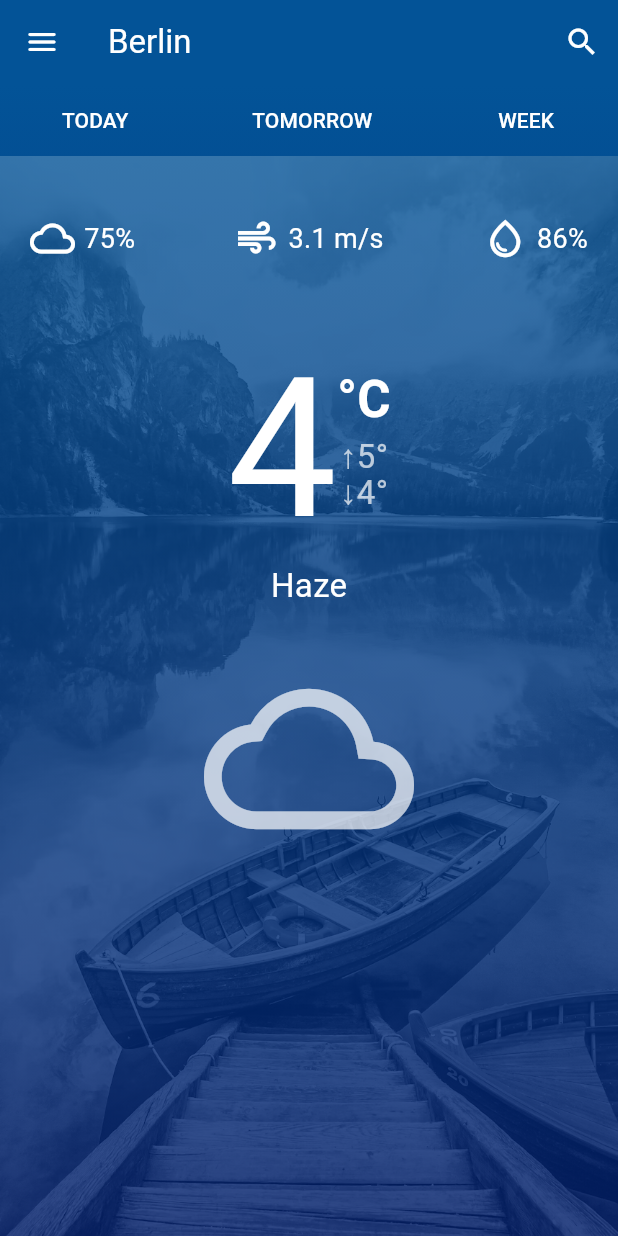
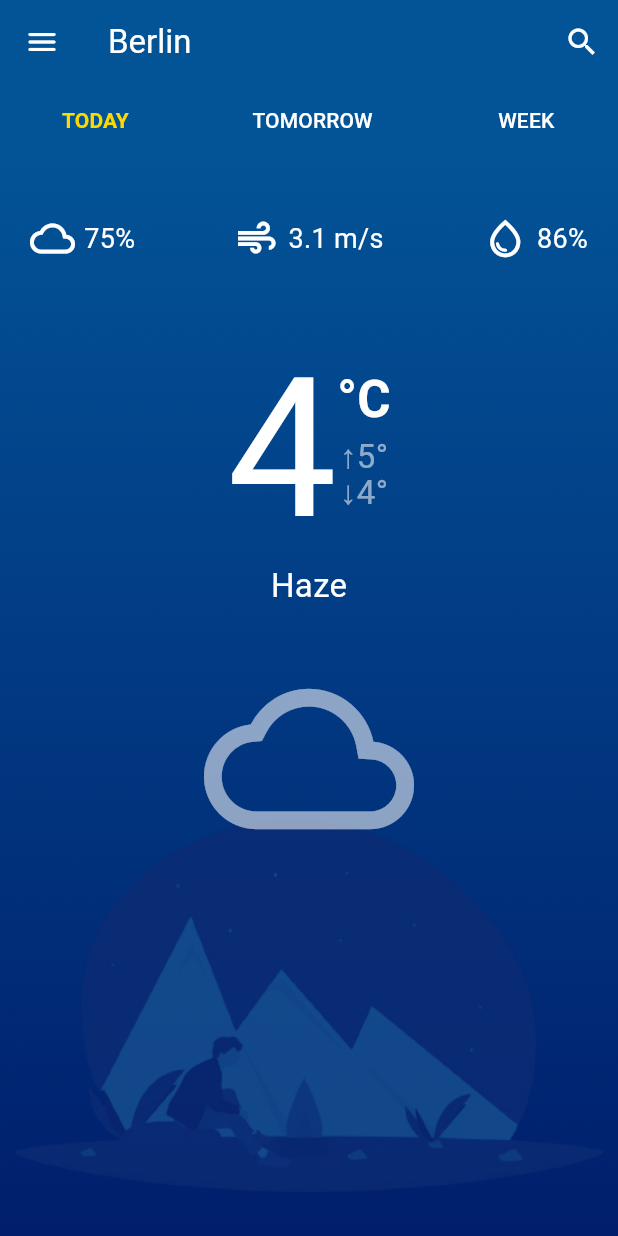
Before and after one commit to ramos-vini/skycast-weather-app, a Flutter app: the screen it shows after launch, on a phone screen of 412 x 824 dp. Run offline on Flutter 3.47's test engine with Material 3 defaults, Android fonts, the phone set to English and light mode, and no system bars.

Commit message:
[FEP-21] added background img for home_screen

```diff
--- a/app/lib/screens/home_screen.dart
+++ b/app/lib/screens/home_screen.dart
@@ -1,7 +1,6 @@
 import 'package:flutter/material.dart';
 import 'package:app/widgets/timeframe_selector.dart';
 import 'package:app/screens/day_screen.dart';
-// import 'package:app/screens/week_screen.dart';
 import 'package:app/data/app_colors.dart';
 
 class Home extends StatefulWidget {
@@ -34,11 +33,7 @@ class _HomeState extends State<Home> {
         ],
       ),
       body: Container(
-        decoration: const BoxDecoration(
-            gradient: LinearGradient(
-                colors: [AppColors.blue, AppColors.darkBlue],
-                begin: Alignment.topCenter,
-                end: Alignment.bottomCenter)),
+        decoration: const BoxDecoration(color: AppColors.blue),
         child: Column(
           children: [
             const TimeframeSelector(),
@@ -47,8 +42,8 @@ class _HomeState extends State<Home> {
                   // Background Image
                   decoration: const BoxDecoration(
                       image: DecorationImage(
-                          image: AssetImage(
-                              'assets/images/template_home_background.png'),
+                          image:
+                              AssetImage('assets/images/home_background.png'),
                           fit: BoxFit.cover)),
                   padding: const EdgeInsets.fromLTRB(20, 40, 20, 20),
                   child: currentTimeframe),
--- a/app/lib/widgets/day_temperature.dart
+++ b/app/lib/widgets/day_temperature.dart
@@ -35,12 +35,12 @@ class _DayTemperatureState extends State<DayTemperature> {
                 Text(
                   '↑5°',
                   style: TextStyle(
-                      color: Color.fromARGB(180, 255, 255, 255), fontSize: 22),
+                      color: Color.fromARGB(140, 255, 255, 255), fontSize: 22),
                 ),
                 Text(
                   '↓4°',
                   style: TextStyle(
-                      color: Color.fromARGB(180, 255, 255, 255), fontSize: 22, height: 0.7),
+                      color: Color.fromARGB(140, 255, 255, 255), fontSize: 22, height: 0.7),
                 ),
               ],
             )
@@ -54,7 +54,7 @@ class _DayTemperatureState extends State<DayTemperature> {
         SizedBox(height: 30),
         Icon(
           Icons.cloud_outlined,
-          color: Color.fromARGB(180, 255, 255, 255),
+          color: Color.fromARGB(140, 255, 255, 255),
           size: 140,
         )
       ],
--- a/app/lib/widgets/timeframe_selector.dart
+++ b/app/lib/widgets/timeframe_selector.dart
@@ -1,3 +1,4 @@
+import 'package:app/data/app_colors.dart';
 import 'package:flutter/material.dart';
 
 class TimeframeSelector extends StatelessWidget {
@@ -15,7 +16,9 @@ class TimeframeSelector extends StatelessWidget {
           onPressed: () {},
           child: const Text(
             'TODAY',
-            style: TextStyle(color: Colors.white),
+            // TODO: Change style based on selected view
+            style:
+                TextStyle(color: AppColors.yellow, fontWeight: FontWeight.bold),
           ),
         ),
         TextButton(
--- a/app/pubspec.yaml
+++ b/app/pubspec.yaml
@@ -60,7 +60,7 @@ flutter:
 
   # To add assets to your application, add an assets section, like this:
   assets:
-  - assets/images/template_home_background.png
+  - assets/images/home_background.png
   #   - images/a_dot_ham.jpeg
 
   # An image asset can refer to one or more resolution-specific "variants", see
```
Also changed, not shown: app/assets/images/home_background.png (added), app/assets/images/template_home_background.png (deleted), 1 other file.
